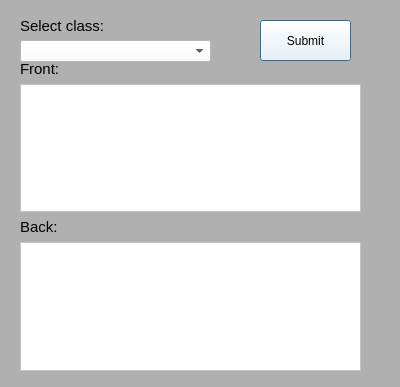
First picture: the form in newCard.ui, repository NeverGraceful/FlashCards, before the edit.
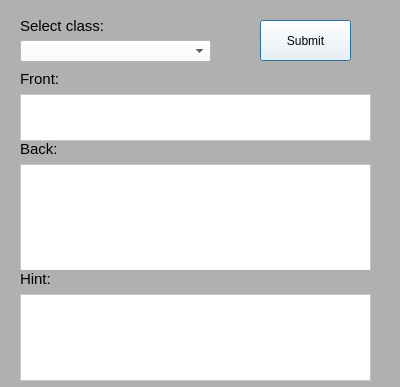
Second picture: the form after the edit.

Patch:
```diff
--- a/newCard.ui
+++ b/newCard.ui
@@ -64,35 +64,47 @@
     <string>Submit</string>
    </property>
   </widget>
+  <widget class="QWidget" name="layoutWidget">
+   <property name="geometry">
+    <rect>
+     <x>20</x>
+     <y>270</y>
+     <width>351</width>
+     <height>111</height>
+    </rect>
+   </property>
+   <layout class="QVBoxLayout" name="verticalLayout_3">
+    <item>
+     <widget class="QLabel" name="label_4">
+      <property name="font">
+       <font>
+        <pointsize>11</pointsize>
+       </font>
+      </property>
+      <property name="text">
+       <string>Hint:</string>
+      </property>
+     </widget>
+    </item>
+    <item>
+     <widget class="QPlainTextEdit" name="ENTER_HINT">
+      <property name="styleSheet">
+       <string notr="true">background-color: rgb(255, 255, 255);</string>
+      </property>
+     </widget>
+    </item>
+   </layout>
+  </widget>
   <widget class="QWidget" name="">
    <property name="geometry">
     <rect>
      <x>20</x>
-     <y>60</y>
-     <width>341</width>
-     <height>311</height>
+     <y>140</y>
+     <width>351</width>
+     <height>131</height>
     </rect>
    </property>
    <layout class="QVBoxLayout" name="verticalLayout">
-    <item>
-     <widget class="QLabel" name="label_2">
-      <property name="font">
-       <font>
-        <pointsize>11</pointsize>
-       </font>
-      </property>
-      <property name="text">
-       <string>Front:</string>
-      </property>
-     </widget>
-    </item>
-    <item>
-     <widget class="QPlainTextEdit" name="ENTER_FRONT">
-      <property name="styleSheet">
-       <string notr="true">background-color: rgb(255, 255, 255);</string>
-      </property>
-     </widget>
-    </item>
     <item>
      <widget class="QLabel" name="label_3">
       <property name="font">
@@ -114,11 +126,45 @@
     </item>
    </layout>
   </widget>
+  <widget class="QWidget" name="">
+   <property name="geometry">
+    <rect>
+     <x>20</x>
+     <y>70</y>
+     <width>351</width>
+     <height>71</height>
+    </rect>
+   </property>
+   <layout class="QVBoxLayout" name="verticalLayout_2">
+    <item>
+     <widget class="QLabel" name="label_2">
+      <property name="font">
+       <font>
+        <pointsize>11</pointsize>
+       </font>
+      </property>
+      <property name="text">
+       <string>Front:</string>
+      </property>
+     </widget>
+    </item>
+    <item>
+     <widget class="QPlainTextEdit" name="ENTER_FRONT">
+      <property name="styleSheet">
+       <string notr="true">background-color: rgb(255, 255, 255);</string>
+      </property>
+     </widget>
+    </item>
+   </layout>
+  </widget>
   <zorder>label</zorder>
-  <zorder>label_2</zorder>
-  <zorder>ENTER_FRONT</zorder>
   <zorder>CLASS_COMBO</zorder>
   <zorder>SUBMIT_BUTT</zorder>
+  <zorder>label_2</zorder>
+  <zorder>ENTER_FRONT</zorder>
+  <zorder>label_3</zorder>
+  <zorder>ENTER_BACK</zorder>
+  <zorder>layoutWidget</zorder>
  </widget>
  <resources/>
  <connections/>
```
